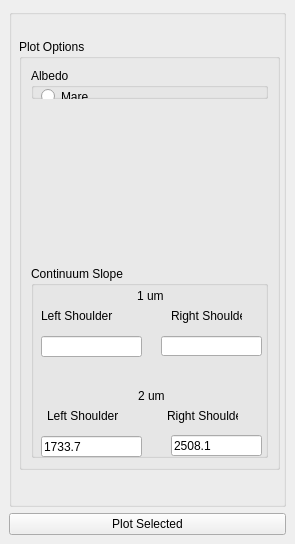
Qt form spectralprofiler_dockwidget_base.ui (lesliemayer/spectralProfiler) before a commit.
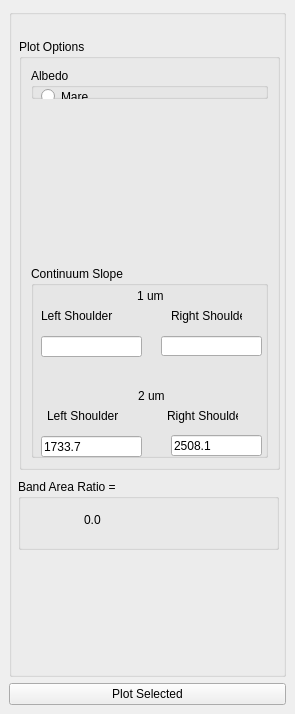
The same form after that commit.

Commit message: feat : adding band area ratio box to the widget, and setting the value

Patch:
```diff
--- a/spectralprofiler_dockwidget_base.ui
+++ b/spectralprofiler_dockwidget_base.ui
@@ -10,7 +10,7 @@
     <x>0</x>
     <y>0</y>
     <width>295</width>
-    <height>544</height>
+    <height>714</height>
    </rect>
   </property>
   <property name="windowTitle">
@@ -262,8 +262,32 @@
               </item>
              </layout>
             </widget>
-            <zorder>groupBox_10</zorder>
-            <zorder>groupBox_3</zorder>
+            <widget class="QGroupBox" name="groupBox_4">
+             <property name="geometry">
+              <rect>
+               <x>9</x>
+               <y>470</y>
+               <width>261</width>
+               <height>71</height>
+              </rect>
+             </property>
+             <property name="title">
+              <string>Band Area Ratio = </string>
+             </property>
+             <widget class="QLabel" name="label_7">
+              <property name="geometry">
+               <rect>
+                <x>66</x>
+                <y>30</y>
+                <width>91</width>
+                <height>21</height>
+               </rect>
+              </property>
+              <property name="text">
+               <string>0.0</string>
+              </property>
+             </widget>
+            </widget>
            </widget>
           </item>
           <item>
```
Left out of the diff: 86 changed lines with no effect on the pictures. The commit also changes 1 other file.
